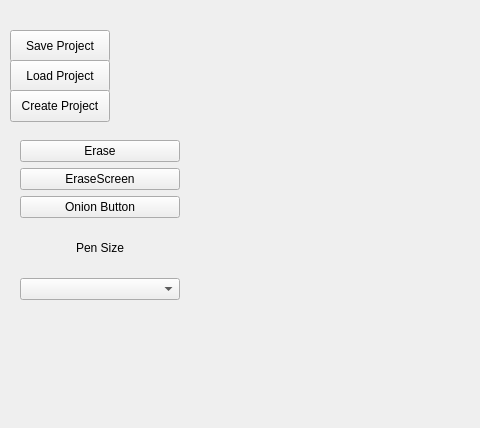
This is Foorge/mainwindow.ui in NCChacki/CS3505-Software2-SpriteEditor as Qt 5 draws it before an edit; both pictures show x 0 to 480 and y 0 to 428 of the 1036 by 710 pixel window. The edited form follows.
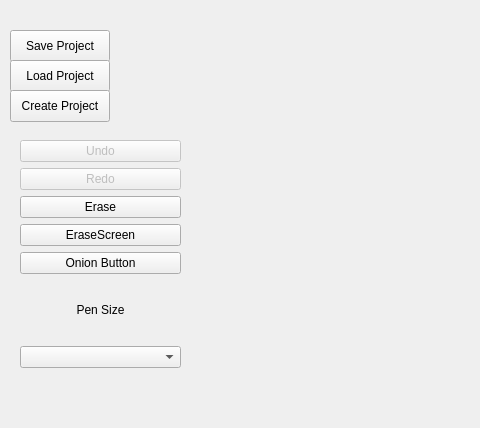
This is the edited form. Custom widgets are drawn as their Qt base class.

Commit message: undo/redo and create buttons working yay!

The edit to the form file:
```diff
--- a/Foorge/mainwindow.ui
+++ b/Foorge/mainwindow.ui
@@ -554,11 +554,31 @@
      <rect>
       <x>20</x>
       <y>140</y>
-      <width>160</width>
-      <height>160</height>
+      <width>161</width>
+      <height>228</height>
      </rect>
     </property>
     <layout class="QVBoxLayout" name="verticalLayout">
+     <item>
+      <widget class="QPushButton" name="undoButton">
+       <property name="enabled">
+        <bool>false</bool>
+       </property>
+       <property name="text">
+        <string>Undo</string>
+       </property>
+      </widget>
+     </item>
+     <item>
+      <widget class="QPushButton" name="redoButton">
+       <property name="enabled">
+        <bool>false</bool>
+       </property>
+       <property name="text">
+        <string>Redo</string>
+       </property>
+      </widget>
+     </item>
      <item>
       <widget class="QPushButton" name="eraseButton">
        <property name="text">
```
Left out of the diff: 2 changed lines with no effect on the pictures. The commit also changes 9 other files.
